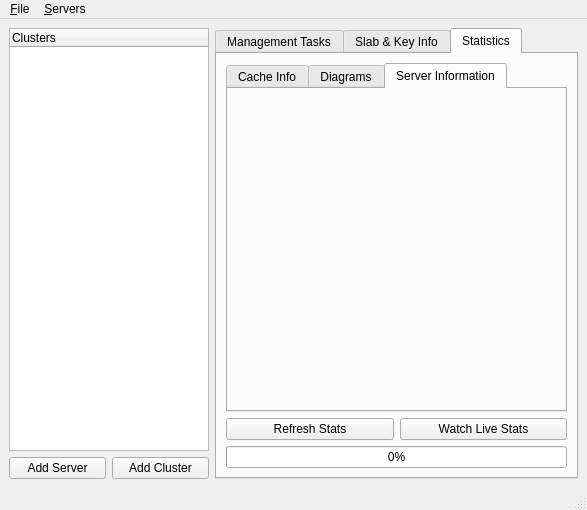
First picture: the form in GUI/MainWindow.ui, repository licface/memcached-manager, before the edit.
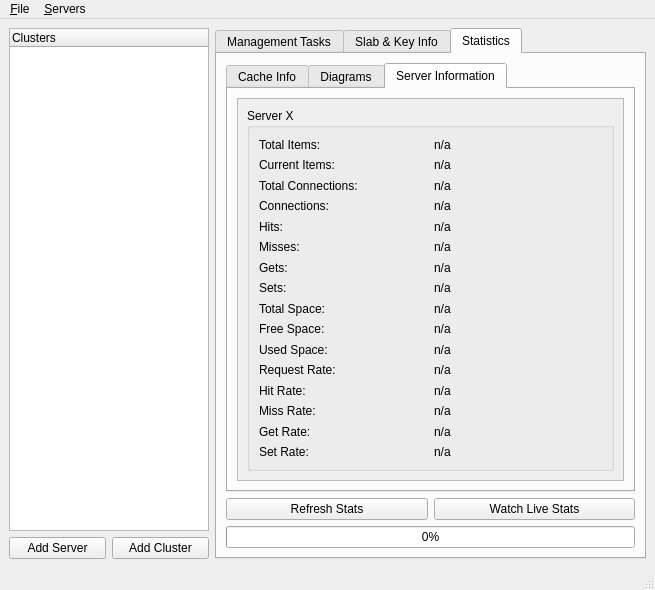
Second picture: the form after the edit. The open tabs and pages were chosen to show the change.

Commit message: Started work on Ant Build Script Finished Stats->Server Info Tab

Diff of the .ui file:
```diff
--- a/GUI/MainWindow.ui
+++ b/GUI/MainWindow.ui
@@ -5,8 +5,8 @@
    <rect>
     <x>0</x>
     <y>0</y>
-    <width>587</width>
-    <height>510</height>
+    <width>655</width>
+    <height>590</height>
    </rect>
   </property>
   <property name="contextMenuPolicy" >
@@ -520,6 +520,260 @@
            <attribute name="title" >
             <string>Server Information</string>
            </attribute>
+           <layout class="QHBoxLayout" name="horizontalLayout_6" >
+            <item>
+             <widget class="QScrollArea" name="saServerInfo" >
+              <property name="widgetResizable" >
+               <bool>true</bool>
+              </property>
+              <widget class="QWidget" name="scrollAreaWidgetContents_3" >
+               <property name="geometry" >
+                <rect>
+                 <x>0</x>
+                 <y>0</y>
+                 <width>262</width>
+                 <height>436</height>
+                </rect>
+               </property>
+               <layout class="QVBoxLayout" name="verticalLayout_6" >
+                <item>
+                 <widget class="QGroupBox" name="gbServerX" >
+                  <property name="title" >
+                   <string>Server X</string>
+                  </property>
+                  <layout class="QGridLayout" name="gridLayout_5" >
+                   <item row="0" column="0" >
+                    <widget class="QLabel" name="lblServerXTotalItemsTxt" >
+                     <property name="text" >
+                      <string>Total Items:</string>
+                     </property>
+                    </widget>
+                   </item>
+                   <item row="0" column="1" >
+                    <widget class="QLabel" name="lblServerXTotalItems" >
+                     <property name="text" >
+                      <string>n/a</string>
+                     </property>
+                    </widget>
+                   </item>
+                   <item row="1" column="0" >
+                    <widget class="QLabel" name="lblServerXItemsTxt" >
+                     <property name="text" >
+                      <string>Current Items:</string>
+                     </property>
+                    </widget>
+                   </item>
+                   <item row="1" column="1" >
+                    <widget class="QLabel" name="lblServerXItems" >
+                     <property name="text" >
+                      <string>n/a</string>
+                     </property>
+                    </widget>
+                   </item>
+                   <item row="2" column="0" >
+                    <widget class="QLabel" name="lblServerXTotalConnectionsTxt" >
+                     <property name="text" >
+                      <string>Total Connections:</string>
+                     </property>
+                    </widget>
+                   </item>
+                   <item row="2" column="1" >
+                    <widget class="QLabel" name="lblServerXTotalConnections" >
+                     <property name="text" >
+                      <string>n/a</string>
+                     </property>
+                    </widget>
+                   </item>
+                   <item row="3" column="0" >
+                    <widget class="QLabel" name="lblServerXConnectionsTxt" >
+                     <property name="text" >
+                      <string>Connections:</string>
+                     </property>
+                    </widget>
+                   </item>
+                   <item row="3" column="1" >
+                    <widget class="QLabel" name="lblServerXConnections" >
+                     <property name="text" >
+                      <string>n/a</string>
+                     </property>
+                    </widget>
+                   </item>
+                   <item row="4" column="0" >
+                    <widget class="QLabel" name="lblServerXHitsTxt" >
+                     <property name="text" >
+                      <string>Hits:</string>
+                     </property>
+                    </widget>
+                   </item>
+                   <item row="4" column="1" >
+                    <widget class="QLabel" name="lblServerXHits" >
+                     <property name="text" >
+                      <string>n/a</string>
+                     </property>
+                    </widget>
+                   </item>
+                   <item row="5" column="0" >
+                    <widget class="QLabel" name="lblServerXMissesTxt" >
+                     <property name="text" >
+                      <string>Misses:</string>
+                     </property>
+                    </widget>
+                   </item>
+                   <item row="5" column="1" >
+                    <widget class="QLabel" name="lblServerXMisses" >
+                     <property name="text" >
+                      <string>n/a</string>
+                     </property>
+                    </widget>
+                   </item>
+                   <item row="6" column="0" >
+                    <widget class="QLabel" name="lblServerXGetsTxt" >
+                     <property name="text" >
+                      <string>Gets:</string>
+                     </property>
+                    </widget>
+                   </item>
+                   <item row="6" column="1" >
+                    <widget class="QLabel" name="lblServerXGets" >
+                     <property name="text" >
+                      <string>n/a</string>
+                     </property>
+                    </widget>
+                   </item>
+                   <item row="7" column="0" >
+                    <widget class="QLabel" name="lblServerXSetsTxt" >
+                     <property name="text" >
+                      <string>Sets:</string>
+                     </property>
+                    </widget>
+                   </item>
+                   <item row="7" column="1" >
+                    <widget class="QLabel" name="lblServerXSets" >
+                     <property name="text" >
+                      <string>n/a</string>
+                     </property>
+                    </widget>
+                   </item>
+                   <item row="8" column="0" >
+                    <widget class="QLabel" name="lblServerXTotalSpaceTxt" >
+                     <property name="text" >
+                      <string>Total Space:</string>
+                     </property>
+                    </widget>
+                   </item>
+                   <item row="8" column="1" >
+                    <widget class="QLabel" name="lblServerXTotalSpace" >
+                     <property name="text" >
+                      <string>n/a</string>
+                     </property>
+                    </widget>
+                   </item>
+                   <item row="9" column="0" >
+                    <widget class="QLabel" name="lblServerXFreeSpaceTxt" >
+                     <property name="text" >
+                      <string>Free Space:</string>
+                     </property>
+                    </widget>
+                   </item>
+                   <item row="9" column="1" >
+                    <widget class="QLabel" name="lblServerXFreeSpace" >
+                     <property name="text" >
+                      <string>n/a</string>
+                     </property>
+                    </widget>
+                   </item>
+                   <item row="10" column="0" >
+                    <widget class="QLabel" name="lblServerXUsedSpaceTxt" >
+                     <property name="text" >
+                      <string>Used Space:</string>
+                     </property>
+                    </widget>
+                   </item>
+                   <item row="11" column="0" >
+                    <widget class="QLabel" name="lblServerXRequestRateTxt" >
+                     <property name="text" >
+                      <string>Request Rate:</string>
+                     </property>
+                    </widget>
+                   </item>
+                   <item row="10" column="1" >
+                    <widget class="QLabel" name="lblServerXUsedSpace" >
+                     <property name="text" >
+                      <string>n/a</string>
+                     </property>
+                    </widget>
+                   </item>
+                   <item row="11" column="1" >
+                    <widget class="QLabel" name="lblServerXRequestRate" >
+                     <property name="text" >
+                      <string>n/a</string>
+                     </property>
+                    </widget>
+                   </item>
+                   <item row="12" column="0" >
+                    <widget class="QLabel" name="lblServerXHitRateTxt" >
+                     <property name="text" >
+                      <string>Hit Rate:</string>
+                     </property>
+                    </widget>
+                   </item>
+                   <item row="13" column="0" >
+                    <widget class="QLabel" name="lblServerXMissRateTxt" >
+                     <property name="text" >
+                      <string>Miss Rate:</string>
+                     </property>
+                    </widget>
+                   </item>
+                   <item row="15" column="0" >
+                    <widget class="QLabel" name="lblServerXSetRateTxt" >
+                     <property name="text" >
+                      <string>Set Rate:</string>
+                     </property>
+                    </widget>
+                   </item>
+                   <item row="14" column="0" >
+                    <widget class="QLabel" name="lblServerXGetRateTxt" >
+                     <property name="text" >
+                      <string>Get Rate:</string>
+                     </property>
+                    </widget>
+                   </item>
+                   <item row="12" column="1" >
+                    <widget class="QLabel" name="lblServerXHitRate" >
+                     <property name="text" >
+                      <string>n/a</string>
+                     </property>
+                    </widget>
+                   </item>
+                   <item row="13" column="1" >
+                    <widget class="QLabel" name="lblServerXMissRate" >
+                     <property name="text" >
+                      <string>n/a</string>
+                     </property>
+                    </widget>
+                   </item>
+                   <item row="14" column="1" >
+                    <widget class="QLabel" name="lblServerXGetRate" >
+                     <property name="text" >
+                      <string>n/a</string>
+                     </property>
+                    </widget>
+                   </item>
+                   <item row="15" column="1" >
+                    <widget class="QLabel" name="lblServerXSetRate" >
+                     <property name="text" >
+                      <string>n/a</string>
+                     </property>
+                    </widget>
+                   </item>
+                  </layout>
+                 </widget>
+                </item>
+               </layout>
+              </widget>
+             </widget>
+            </item>
+           </layout>
           </widget>
          </widget>
         </item>
@@ -562,7 +816,7 @@
     <rect>
      <x>0</x>
      <y>0</y>
-     <width>587</width>
+     <width>655</width>
      <height>26</height>
     </rect>
    </property>
```
Left out of the diff: 33 changed lines with no effect on the pictures. The commit also changes 6 other files.
